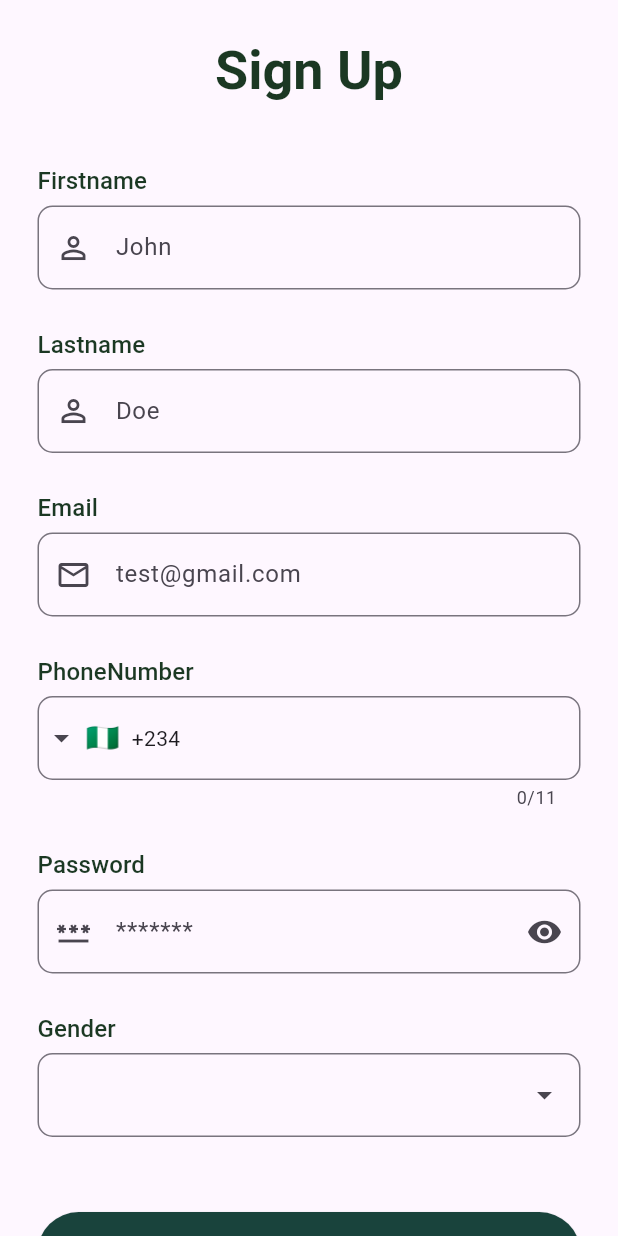
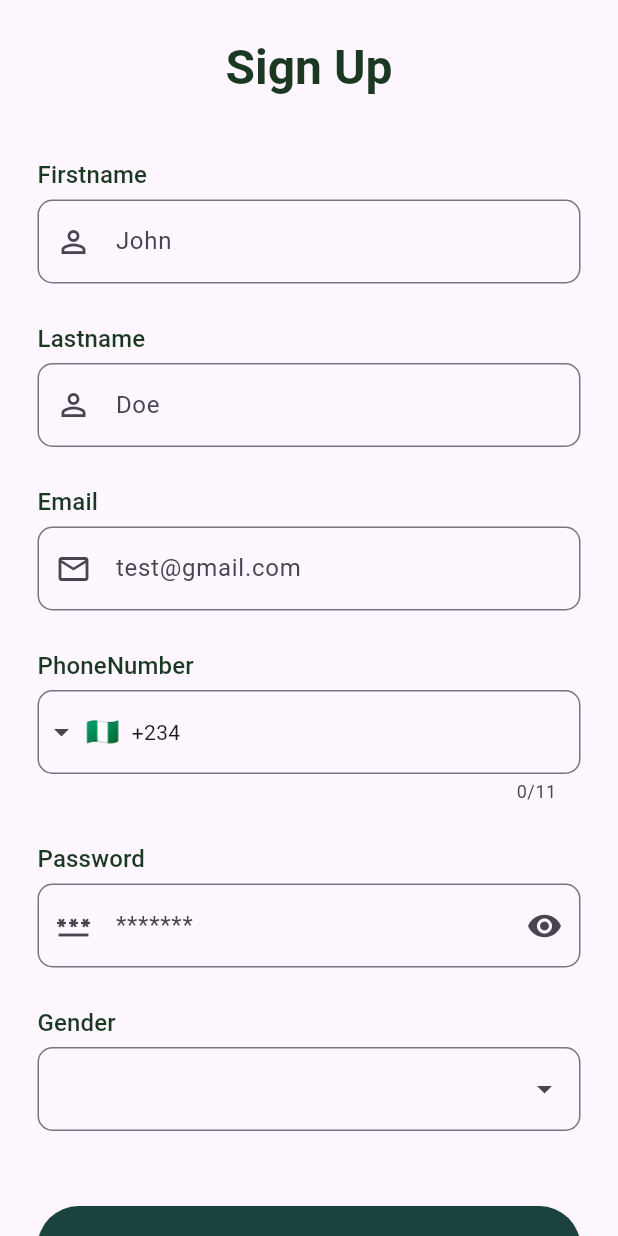
Before and after one commit to ajaop/TrashManagement, a Flutter app: the screen it shows after launch, after a tap on "Get Started", on a phone screen of 412 x 824 dp. Run offline on Flutter 3.47's test engine with Material 3 defaults, Android fonts, the phone set to English and light mode, and no system bars; drawn by our look-alikes of dropdown_textfield, intl_phone_field; our stand-ins replace cloud_firestore, firebase_auth, firebase_core, geocoding, geolocator, google_maps_flutter and 2 more; missing offline and left inert: flutter_google_places_hoc081098, flutter_paystack, flutter_polyline_points, google_api_headers, google_maps_webservice; accounts and stored records are empty.

Commit message:
Update packages and flutter version

```diff
--- a/lib/AppServices/schedule_waste_service.dart
+++ b/lib/AppServices/schedule_waste_service.dart
@@ -78,7 +78,7 @@ class ScheduleWasteService {
             fontSize: 17.0,
             fontWeight: FontWeight.w300),
         hint: 'Search Location',
-        textStyle: Theme.of(context).textTheme.bodyText2!.copyWith(
+        textStyle: Theme.of(context).textTheme.bodyMedium!.copyWith(
             color: Color(0xff1B3823),
             fontSize: 17.0,
             fontWeight: FontWeight.bold),
@@ -277,7 +277,6 @@ class ScheduleWasteService {
     //calculating distance
     double totalDistance = 0;
     for (var i = 0; i < polylineCoordinates.length - 1; i++) {
-
       totalDistance += calculateDistance(
           polylineCoordinates[i].latitude,
           polylineCoordinates[i].longitude,
--- a/lib/AuthenticationFeature/signup.dart
+++ b/lib/AuthenticationFeature/signup.dart
@@ -69,7 +69,7 @@ class _SignUpState extends State<SignUp> {
                                   titleText,
                                   style: Theme.of(context)
                                       .textTheme
-                                      .headline3!
+                                      .headlineLarge!
                                       .copyWith(
                                           color: Color(0xff1B3823),
                                           fontWeight: FontWeight.bold),
@@ -96,7 +96,7 @@ class _SignUpState extends State<SignUp> {
                               TextFormField(
                                 controller: _firstNameController,
                                 decoration: InputDecoration(
-                                  prefixIcon: Icon(Icons.person_outline),
+                                  prefixIcon: const Icon(Icons.person_outline),
                                   border: OutlineInputBorder(
                                     borderRadius: BorderRadius.circular(10),
                                   ),
@@ -337,11 +337,11 @@ class _SignUpState extends State<SignUp> {
                               ),
                               ElevatedButton(
                                   style: ElevatedButton.styleFrom(
-                                      primary: Color(0xff19433C),
+                                      backgroundColor: Color(0xff19433C),
                                       minimumSize: const Size.fromHeight(55),
                                       textStyle: Theme.of(context)
                                           .textTheme
-                                          .button!
+                                          .bodyMedium!
                                           .copyWith(
                                               fontSize: 20.0,
                                               color: Colors.white)),
@@ -374,7 +374,8 @@ class _SignUpState extends State<SignUp> {
                                           }
                                         }
                                       : null,
-                                  child: Text(buttonText)),
+                                  child: Text(buttonText,
+                                      style: TextStyle(color: Colors.white))),
                               const SizedBox(
                                 height: 10.0,
                               ),
@@ -382,9 +383,13 @@ class _SignUpState extends State<SignUp> {
                                 mainAxisAlignment: MainAxisAlignment.center,
                                 children: [
                                   const Text("Already have an account ?"),
+                                  const SizedBox(
+                                    width: 10.0,
+                                  ),
                                   TextButton(
                                       style: TextButton.styleFrom(
-                                          primary: Color(0xff19433C)),
+                                        backgroundColor: Color(0xff19433C),
+                                      ),
                                       onPressed: () {
                                         Navigator.pushReplacement(
                                             context,
@@ -392,7 +397,9 @@ class _SignUpState extends State<SignUp> {
                                                 builder: ((context) =>
                                                     const SignIn())));
                                       },
-                                      child: const Text('Sign in')),
+                                      child: const Text('Sign in',
+                                          style:
+                                              TextStyle(color: Colors.white))),
                                 ],
                               )
                             ],
--- a/lib/OnboardingFeature/onboarding_animation.dart
+++ b/lib/OnboardingFeature/onboarding_animation.dart
@@ -150,12 +150,15 @@ class OnboardingAnimation extends StatelessWidget {
                 height: 40.0,
               ),
               const Align(
-                alignment: Alignment.center,
+                  alignment: Alignment.center,
                   child: Text(
-                'Be a recycler, Be a saver',
-                textAlign: TextAlign.center,
-                style: TextStyle(fontSize: 27.0, fontWeight: FontWeight.w800, ),
-              )),
+                    'Be a recycler, Be a saver',
+                    textAlign: TextAlign.center,
+                    style: TextStyle(
+                      fontSize: 27.0,
+                      fontWeight: FontWeight.w800,
+                    ),
+                  )),
               SizedBox(
                 height: 10.0,
               ),
@@ -175,7 +178,7 @@ class OnboardingAnimation extends StatelessWidget {
                 padding: const EdgeInsets.all(20.0),
                 child: ElevatedButton(
                     style: ElevatedButton.styleFrom(
-                        primary: Color(0xFF2E5F3B),
+                        backgroundColor: Color(0xFF2E5F3B),
                         minimumSize: const Size.fromHeight(65),
                         textStyle: const TextStyle(
                             color: Colors.white,
@@ -189,7 +192,10 @@ class OnboardingAnimation extends StatelessWidget {
                           MaterialPageRoute(
                               builder: ((context) => const SignUp())));
                     },
-                    child: const Text('Get Started')),
+                    child: const Text(
+                      'Get Started',
+                      style: TextStyle(color: Colors.white),
+                    )),
               )
             ],
           ),
--- a/lib/Screens/schedule_waste_page.dart
+++ b/lib/Screens/schedule_waste_page.dart
@@ -107,7 +107,7 @@ class _ScheduleWastePickupState extends State<ScheduleWastePickup> {
                           Text('Pick-Up Location',
                               style: Theme.of(context)
                                   .textTheme
-                                  .headline6!
+                                  .headlineLarge!
                                   .copyWith(
                                       fontSize: 19.0,
                                       color: Color(0xff1B3823),
@@ -190,7 +190,7 @@ class _ScheduleWastePickupState extends State<ScheduleWastePickup> {
                                   Text('Use Current Location',
                                       style: Theme.of(context)
                                           .textTheme
-                                          .headline6!
+                                          .headlineLarge!
                                           .copyWith(
                                               fontSize: 17.0,
                                               color: Color(0xff1B3823),
@@ -260,7 +260,7 @@ class _ScheduleWastePickupState extends State<ScheduleWastePickup> {
                                                     .description,
                                                 style: Theme.of(context)
                                                     .textTheme
-                                                    .headline6!
+                                                    .headlineLarge!
                                                     .copyWith(
                                                         fontSize: 17.0,
                                                         color:
```
Also changed, not shown: lib/AppServices/payment_service.dart (+4 -4 lines), lib/AuthenticationFeature/signin.dart (+12 -7 lines), lib/Screens/confirm_pickup_page.dart (+16 -15 lines), lib/Screens/dashboard.dart (+5 -5 lines), lib/Screens/payment_successful.dart (+8 -7 lines), lib/Widgets/select_truck_bottomsheet.dart (+6 -3 lines), pubspec.yaml (+18 -13 lines), pubspec.lock, 8 other files.
